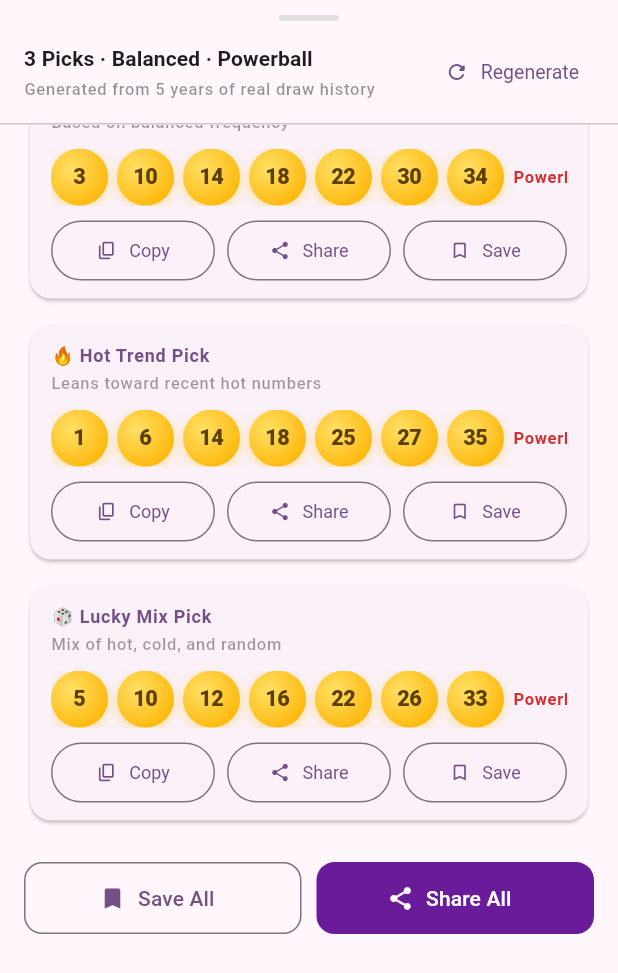
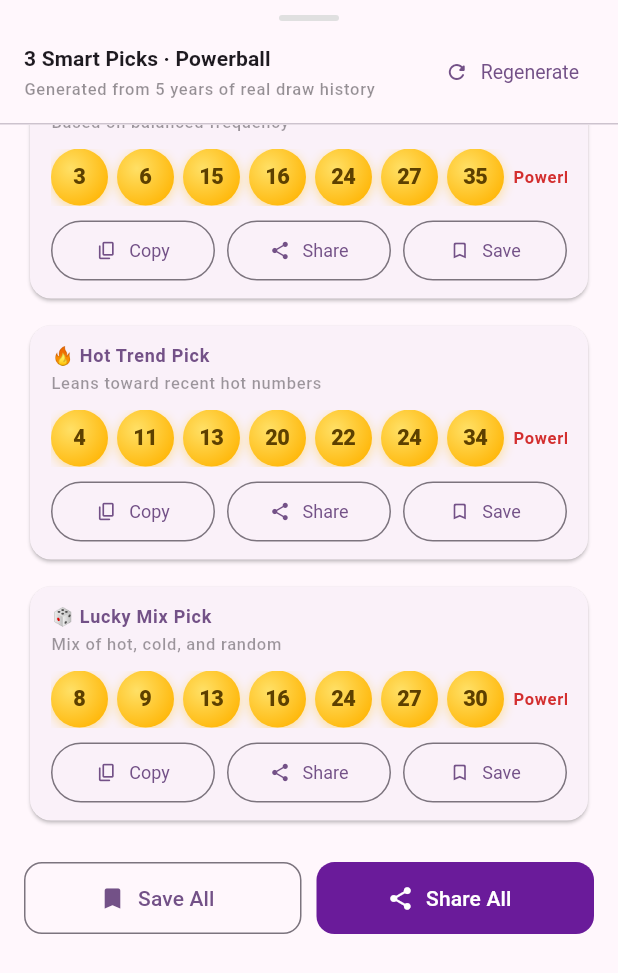
Before and after one commit to tonybjzhao/lottrun_flutter, a Flutter app: the _ThreePicksSheet widget shown alone on an empty page, opened directly with sample values from the repository, scrolled down 56 dp, after a tap on "Regenerate", on a phone screen of 412 x 824 dp. Shown: the top 973 px of the screen. Run offline on Flutter 3.47's test engine with Material 3 defaults, Android fonts, the phone set to English and light mode, and no system bars; our stand-ins replace csv, firebase_analytics, firebase_core, flutter_local_notifications, google_mobile_ads, share_plus and 1 more; missing offline and left inert: app_tracking_transparency; accounts and stored records are empty.

Commit message:
fix: 3-picks sheet uses fixed styles (balanced/hot/random) per slot
Each pick now uses its intended strategy regardless of the home screen
style selection. History windows also aligned: 100/60/30 draws per slot.

Co-Authored-By: Claude Sonnet 4.6 <noreply@anthropic.com>

```diff
--- a/lib/screens/home_screen.dart
+++ b/lib/screens/home_screen.dart
@@ -771,9 +771,9 @@ class _ThreePicksSheetState extends State<_ThreePicksSheet>
   List<bool> _savedStates = [false, false, false];
   final List<GlobalKey> _shareKeys = List.generate(3, (_) => GlobalKey());
 
-  /// Use different history windows per pick so each pick has a different
-  /// frequency distribution → naturally diverse results.
-  static const _historyWindows = [30, 60, 100];
+  /// Fixed styles per slot: Best AI = balanced, Hot Trend = hot, Lucky Mix = random.
+  static const _pickStyles = [PlayStyle.balanced, PlayStyle.hot, PlayStyle.random];
+  static const _historyWindows = [100, 60, 30];
 
   @override
   void initState() {
@@ -786,7 +786,7 @@ class _ThreePicksSheetState extends State<_ThreePicksSheet>
     _animController.forward();
     unawaited(AnalyticsService.logGenerateNumbers(
       lottery: widget.lottery.id,
-      strategy: widget.style.analyticsName,
+      strategy: 'three_picks',
       pickCount: 3,
       source: 'three_picks',
     ));
@@ -804,7 +804,7 @@ class _ThreePicksSheetState extends State<_ThreePicksSheet>
           .getRecentDraws(widget.lottery.id, limit: _historyWindows[i]);
       return GeneratorService.instance.generate(
         lottery: widget.lottery,
-        style: widget.style,
+        style: _pickStyles[i],
         history: history,
       );
     });
@@ -851,7 +851,7 @@ class _ThreePicksSheetState extends State<_ThreePicksSheet>
     });
     unawaited(AnalyticsService.logGenerateNumbers(
       lottery: widget.lottery.id,
-      strategy: widget.style.analyticsName,
+      strategy: 'three_picks',
       pickCount: 3,
       source: 'three_picks',
     ));
@@ -947,7 +947,7 @@ class _ThreePicksSheetState extends State<_ThreePicksSheet>
                     crossAxisAlignment: CrossAxisAlignment.start,
                     children: [
                       Text(
-                        '3 Picks · ${widget.style.label} · ${widget.lottery.name}',
+                        '3 Smart Picks · ${widget.lottery.name}',
                         style: theme.textTheme.titleSmall
                             ?.copyWith(fontWeight: FontWeight.w700),
                       ),
```
